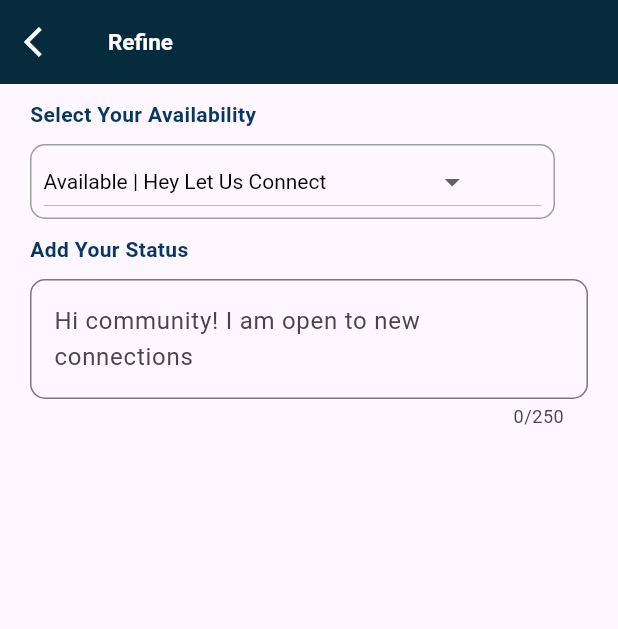
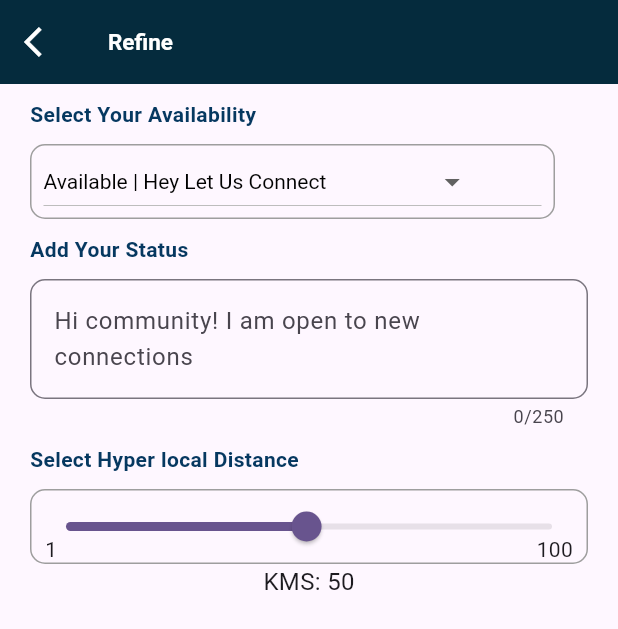
Before and after one commit to DataWhisperer10/FlutterSocialApp, a Flutter app: the screen it shows after launch, on a phone screen of 412 x 824 dp. Shown: the top 629 px of the screen. Run offline on Flutter 3.47's test engine with Material 3 defaults, Android fonts, the light colour scheme and no system bars.

Commit message:
added linear slider from values 1 to 100

```diff
--- a/lib/modules/refine/view/refine_view.dart
+++ b/lib/modules/refine/view/refine_view.dart
@@ -10,6 +10,7 @@ class RefineView extends StatefulWidget {
 class _RefineViewState extends State<RefineView> {
   String dropdownValue = 'Available | Hey Let Us Connect';
   final TextEditingController _textEditingController = TextEditingController();
+  double _selectedValue = 50;
 
   @override
   void dispose() {
@@ -124,8 +125,89 @@ class _RefineViewState extends State<RefineView> {
               },
             ),
           ),
+          const Padding(
+            padding: EdgeInsets.symmetric(horizontal: 20, vertical: 10),
+            child: SizedBox(
+              height: 20,
+              width: 250,
+              child: Text(
+                "Select Hyper local Distance",
+                style: TextStyle(
+                  color: Color.fromARGB(255, 6, 56, 96),
+                  fontWeight: FontWeight.bold,
+                ),
+              ),
+            ),
+          ),
+          Padding(
+            padding: const EdgeInsets.symmetric(horizontal: 20.0),
+            child: Stack(
+              alignment: AlignmentDirectional.center,
+              children: [
+                Container(
+                  width: double.infinity,
+                  height: 50,
+                  decoration: BoxDecoration(
+                    borderRadius: BorderRadius.circular(10),
+                    border: Border.all(color: Colors.grey),
+                  ),
+                ),
+                Slider(
+                  value: _selectedValue,
+                  min: 1,
+                  max: 100,
+                  onChanged: (value) {
+                    setState(() {
+                      _selectedValue = value;
+                    });
+                  },
+                ),
+                const Positioned(
+                  left: 10,
+                  bottom: 0,
+                  child: Text('1'),
+                ),
+                const Positioned(
+                  right: 10,
+                  bottom: 0,
+                  child: Text('100'),
+                ),
+              ],
+            ),
+          ),
+          Center(
+            child: Text(
+              'KMS: ${_selectedValue.round()}',
+              style: const TextStyle(fontSize: 16),
+            ),
+          ),
         ],
       ),
     );
   }
+
+  // void main() {
+  //   runApp(const MaterialApp(
+  //     home: RefineView(),
+  //   ));
+  Widget buildNumberItem(int value) {
+    return GestureDetector(
+      onTap: () {
+        // Handle the selection of the number
+      },
+      child: Container(
+        alignment: Alignment.center,
+        padding: EdgeInsets.symmetric(horizontal: 10),
+        margin: EdgeInsets.only(left: 5, right: 5),
+        decoration: BoxDecoration(
+          borderRadius: BorderRadius.circular(10),
+          border: Border.all(color: Colors.grey),
+        ),
+        child: Text(
+          value.toString(),
+          style: TextStyle(fontSize: 16),
+        ),
+      ),
+    );
+  }
 }
```
